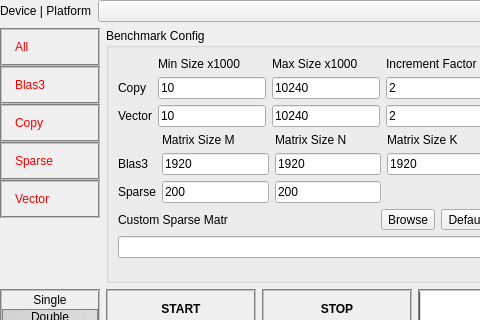
Old version of the form src/ui/expertbenchmark.ui in the repository viennacl/viennaclbench-dev; both pictures show x 0 to 480 and y 0 to 320 of the 936 by 619 pixel window.
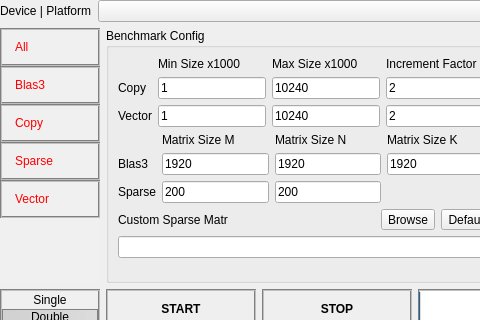
New version of the form. Icons and pictures are not drawn. Custom widgets are drawn as their Qt base class.

Diff of the .ui file:
```diff
--- a/src/ui/expertbenchmark.ui
+++ b/src/ui/expertbenchmark.ui
@@ -435,7 +435,7 @@
           <item row="1" column="1">
            <widget class="QLineEdit" name="expert_CopyVecMin">
             <property name="text">
-             <string>10</string>
+             <string>1</string>
             </property>
            </widget>
           </item>
@@ -463,7 +463,7 @@
           <item row="2" column="1">
            <widget class="QLineEdit" name="expert_VectorVecMin">
             <property name="text">
-             <string>10</string>
+             <string>1</string>
             </property>
            </widget>
           </item>
```
Left out of the diff: 22 changed lines with no effect on the pictures.
